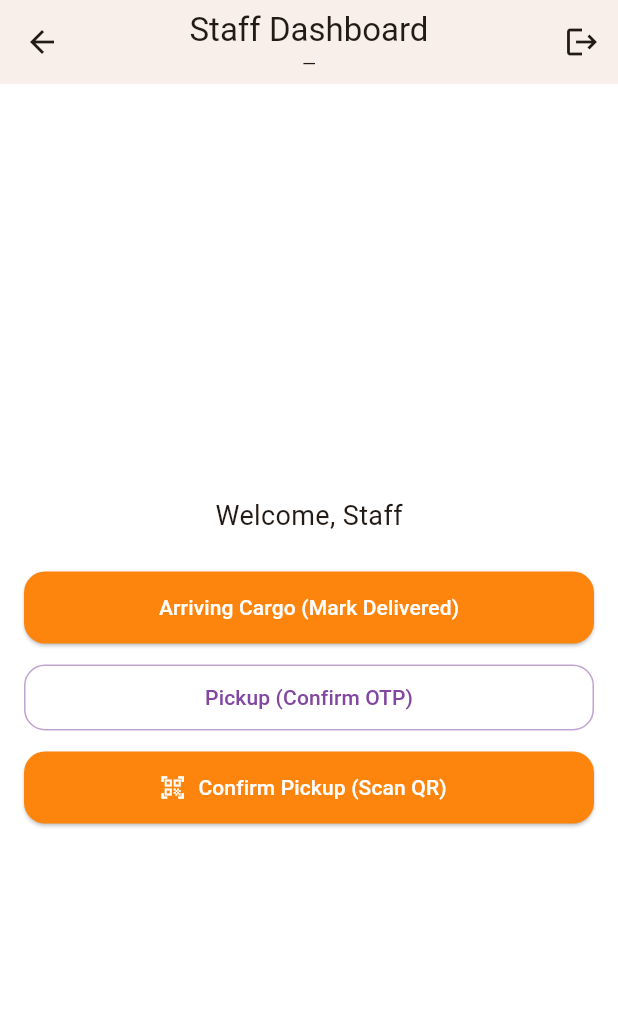
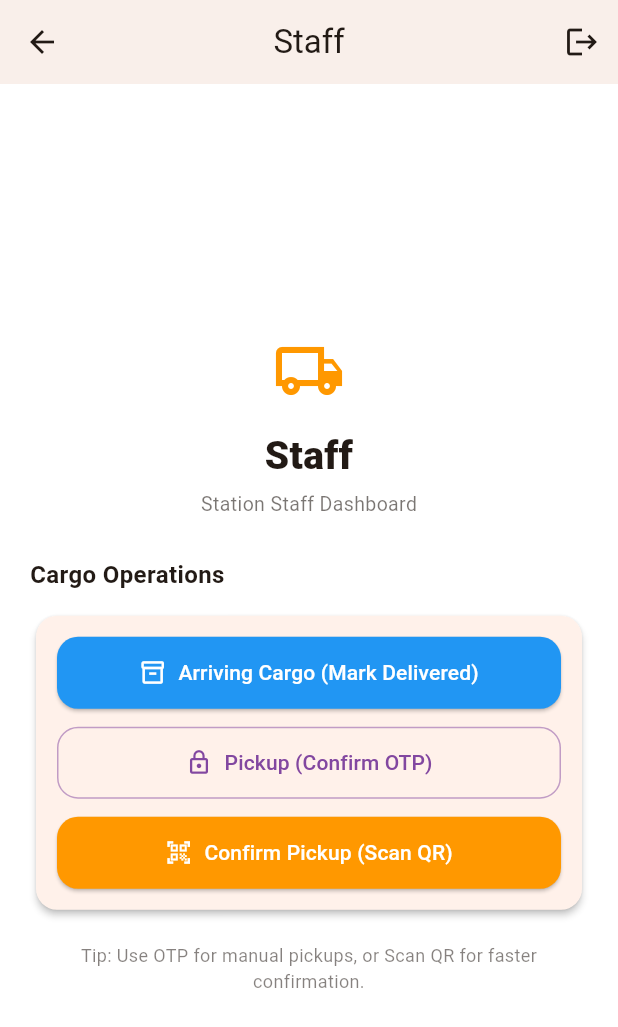
Before and after one commit to Seremba/bus-cargo-tracker, a Flutter app: the StaffDashboard screen opened directly, on a phone screen of 412 x 824 dp. Shown: the top 1027 px of the screen. Run offline on Flutter 3.47's test engine with Material 3 defaults, Android fonts, the phone set to English and light mode, and no system bars; our stand-ins replace geolocator, hive, hive_flutter, pdf, qr_flutter, share_plus; missing offline and left inert: esc_pos_utils_plus, flutter_pos_printer_platform_image_3, mobile_scanner; accounts and stored records are empty.

Commit message:
ui(staff-dashboard): improve layout, emphasize staff name, add action icons and cargo operations card

```diff
--- a/lib/screens/dashboards/staff_dashboard.dart
+++ b/lib/screens/dashboards/staff_dashboard.dart
@@ -12,43 +12,98 @@ import '../../services/session.dart';
 class StaffDashboard extends StatelessWidget {
   const StaffDashboard({super.key});
 
+  String _name() => (Session.currentUserFullName ?? 'Staff').trim();
+
   @override
   Widget build(BuildContext context) {
+    final staffName = _name();
+
     return PopScope(
       canPop: false,
       child: Scaffold(
         appBar: AppBar(
-          title: Column(
-            mainAxisSize: MainAxisSize.min,
+          centerTitle: true,
+          title: const Text('Staff'),
+          actions: const [LogoutButton()],
+        ),
+        body: SafeArea(
+          child: Center(
+            child: SingleChildScrollView(
+              padding: const EdgeInsets.symmetric(horizontal: 20, vertical: 18),
+              child: Column(
+                crossAxisAlignment: CrossAxisAlignment.center,
                 children: [
-              const Text('Staff Dashboard'),
+                  const SizedBox(height: 6),
+                  const Icon(
+                    Icons.local_shipping_outlined,
+                    size: 48,
+                    color: Colors.orange,
+                  ),
+                  const SizedBox(height: 14),
+
+                  // ✅ Make staff name the visual focus
                   Text(
-                (Session.currentUserFullName ?? '—').trim(),
+                    staffName.isEmpty ? 'Staff' : staffName,
+                    textAlign: TextAlign.center,
                     style: const TextStyle(
-                  fontSize: 12,
-                  fontWeight: FontWeight.w400,
+                      fontSize: 26,
+                      fontWeight: FontWeight.w800,
                     ),
                   ),
-            ],
+                  const SizedBox(height: 4),
+
+                  // ✅ Make dashboard label smaller/secondary
+                  Text(
+                    'Station Staff Dashboard',
+                    style: TextStyle(
+                      fontSize: 13,
+                      color: Theme.of(context)
+                          .colorScheme
+                          .onSurface
+                          .withValues(alpha: 0.60),
+                    ),
                   ),
 
-          actions: const [LogoutButton()],
+                  const SizedBox(height: 26),
+
+                  Align(
+                    alignment: Alignment.centerLeft,
+                    child: Text(
+                      'Cargo Operations',
+                      style: TextStyle(
+                        fontSize: 16,
+                        fontWeight: FontWeight.w700,
+                        color: Theme.of(context).colorScheme.onSurface,
                       ),
-        body: Padding(
-          padding: const EdgeInsets.all(16),
-          child: Column(
-            mainAxisAlignment: MainAxisAlignment.center,
-            children: [
-              Text(
-                'Welcome, ${(Session.currentUserFullName ?? 'Staff').trim()}',
-                style: const TextStyle(fontSize: 18),
+                    ),
                   ),
 
-              const SizedBox(height: 24),
+                  const SizedBox(height: 12),
 
+                  Card(
+                    elevation: 2,
+                    shape: RoundedRectangleBorder(
+                      borderRadius: BorderRadius.circular(14),
+                    ),
+                    child: Padding(
+                      padding: const EdgeInsets.all(14),
+                      child: Column(
+                        children: [
+                          // ✅ Arriving Cargo
                           SizedBox(
                             width: double.infinity,
-                child: ElevatedButton(
+                            child: ElevatedButton.icon(
+                              icon: const Icon(Icons.inventory_2_outlined),
+                              label: const Text('Arriving Cargo (Mark Delivered)'),
+                              style: ElevatedButton.styleFrom(
+                                padding:
+                                    const EdgeInsets.symmetric(vertical: 14),
+                                backgroundColor: Colors.blue,
+                                foregroundColor: Colors.white,
+                                shape: RoundedRectangleBorder(
+                                  borderRadius: BorderRadius.circular(14),
+                                ),
+                              ),
                               onPressed: () {
                                 Navigator.push(
                                   context,
@@ -59,15 +114,24 @@ class StaffDashboard extends StatelessWidget {
                                   ),
                                 );
                               },
-                  child: const Text('Arriving Cargo (Mark Delivered)'),
                             ),
                           ),
 
                           const SizedBox(height: 12),
 
+                          // ✅ OTP Pickup
                           SizedBox(
                             width: double.infinity,
-                child: OutlinedButton(
+                            child: OutlinedButton.icon(
+                              icon: const Icon(Icons.lock_outline),
+                              label: const Text('Pickup (Confirm OTP)'),
+                              style: OutlinedButton.styleFrom(
+                                padding:
+                                    const EdgeInsets.symmetric(vertical: 14),
+                                shape: RoundedRectangleBorder(
+                                  borderRadius: BorderRadius.circular(14),
+                                ),
+                              ),
                               onPressed: () {
                                 Navigator.push(
                                   context,
@@ -78,32 +142,44 @@ class StaffDashboard extends StatelessWidget {
                                   ),
                                 );
                               },
-                  child: const Text('Pickup (Confirm OTP)'),
                             ),
                           ),
 
                           const SizedBox(height: 12),
 
-              // Scan Pickup QR → parse → open confirm screen
+                          // ✅ Scan Pickup QR → parse → open confirm screen
                           SizedBox(
                             width: double.infinity,
                             child: ElevatedButton.icon(
                               icon: const Icon(Icons.qr_code_scanner),
                               label: const Text('Confirm Pickup (Scan QR)'),
+                              style: ElevatedButton.styleFrom(
+                                padding:
+                                    const EdgeInsets.symmetric(vertical: 14),
+                                backgroundColor: Colors.orange,
+                                foregroundColor: Colors.white,
+                                shape: RoundedRectangleBorder(
+                                  borderRadius: BorderRadius.circular(14),
+                                ),
+                              ),
                               onPressed: () async {
                                 final raw = await Navigator.push<String?>(
                                   context,
                                   MaterialPageRoute(
-                        builder: (_) => const StaffPickupQrScannerScreen(),
+                                    builder: (_) =>
+                                        const StaffPickupQrScannerScreen(),
                                   ),
                                 );
                                 if (raw == null || raw.trim().isEmpty) return;
 
-                    final parsed = PickupQrService.parsePayload(raw.trim());
+                                final parsed =
+                                    PickupQrService.parsePayload(raw.trim());
                                 if (parsed == null) {
                                   if (!context.mounted) return;
                                   ScaffoldMessenger.of(context).showSnackBar(
-                        const SnackBar(content: Text('Invalid pickup QR')),
+                                    const SnackBar(
+                                      content: Text('Invalid pickup QR'),
+                                    ),
                                   );
                                   return;
                                 }
@@ -125,6 +201,27 @@ class StaffDashboard extends StatelessWidget {
                       ),
                     ),
                   ),
+
+                  const SizedBox(height: 18),
+
+                  // Small hint text (optional but nice)
+                  Text(
+                    'Tip: Use OTP for manual pickups, or Scan QR for faster confirmation.',
+                    textAlign: TextAlign.center,
+                    style: TextStyle(
+                      fontSize: 12,
+                      color: Theme.of(context)
+                          .colorScheme
+                          .onSurface
+                          .withValues(alpha: 0.55),
+                    ),
+                  ),
+                ],
+              ),
+            ),
+          ),
+        ),
+      ),
     );
   }
 }
```
Lines whose indentation alone changed are shown as unchanged.
